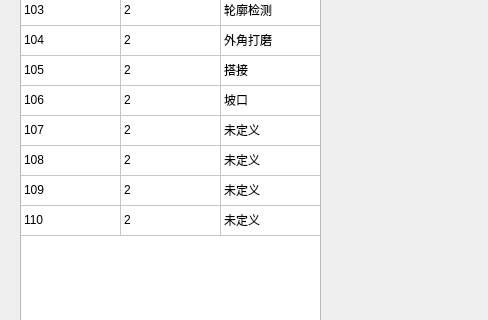
The window that showtasknumdlg.ui (qubo188612/qtwelding) describes before a commit, drawn with Qt 5; both pictures show x 0 to 488 and y 207 to 527 of the 929 by 738 pixel window.
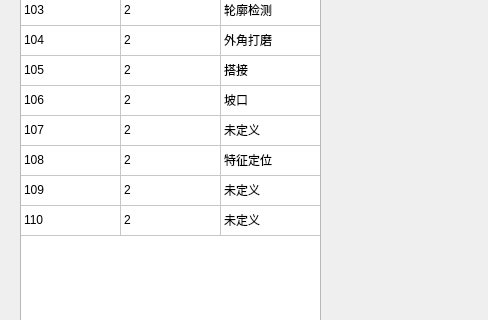
The same window after the commit.

Patch:
```diff
--- a/showtasknumdlg.ui
+++ b/showtasknumdlg.ui
@@ -260,7 +260,7 @@
    </item>
    <item row="9" column="2">
     <property name="text">
-     <string>未定义</string>
+     <string>特征定位</string>
     </property>
    </item>
    <item row="10" column="0">
```
